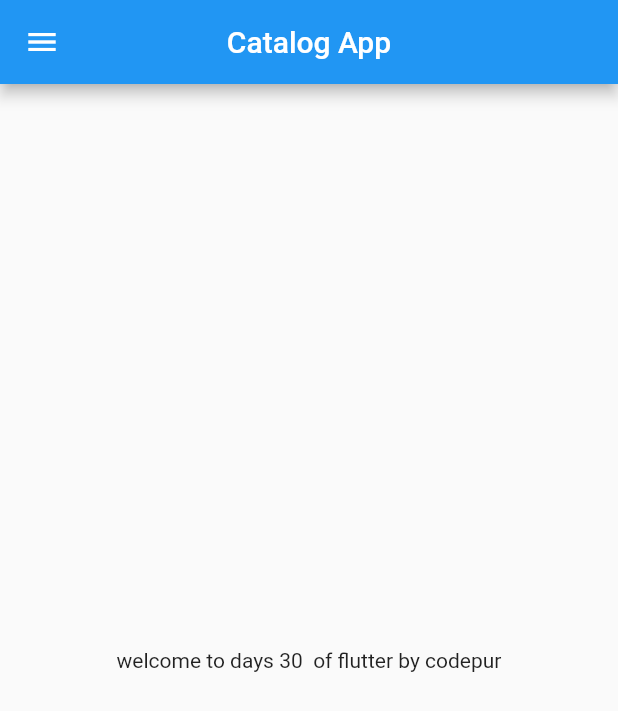
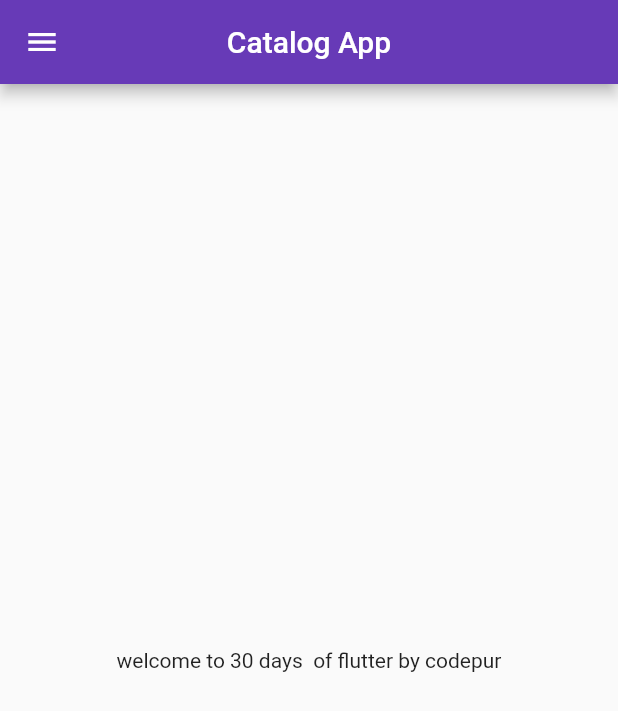
Before and after one commit to NeerajKrcse123/flutter_first_project, a Flutter app: the screen it shows after launch, on a phone screen of 412 x 824 dp. Shown: the top 711 px of the screen. Run offline on Flutter 3.47's test engine with Material 2 defaults, Android fonts, the phone set to English and light mode, and no system bars.

Commit message:
day3 task completed

```diff
--- a/lib/home_page.dart
+++ b/lib/Pages/home_page.dart
@@ -1,8 +1,6 @@
 import "package:flutter/material.dart";
 
 class Homepage extends StatelessWidget {
-// Homepage({super.key});
-
   @override
   Widget build(BuildContext context) {
     final name = "codepur";
@@ -14,7 +12,7 @@ class Homepage extends StatelessWidget {
       ),
       body: Center(
         child: Container(
-          child: Text("welcome to days $days  of flutter by $name"),
+          child: Text("welcome to $days days  of flutter by $name"),
         ),
       ),
       drawer: Drawer(),
--- a/lib/main.dart
+++ b/lib/main.dart
@@ -1,4 +1,5 @@
-import 'package:firstflutterproject/home_page.dart';
+import 'package:firstflutterproject/Pages/home_page.dart';
+import 'package:firstflutterproject/Pages/login_page.dart';
 import 'package:flutter/material.dart';
 
 void main() {
@@ -9,7 +10,14 @@ class MyApp extends StatelessWidget {
   @override
   Widget build(BuildContext context) {
     return MaterialApp(
-      home: Homepage(),
-    );
+        // home: Homepage(),
+        themeMode: ThemeMode.light,
+        theme: ThemeData(primarySwatch: Colors.deepPurple),
+        darkTheme:
+            ThemeData(brightness: Brightness.dark, primarySwatch: Colors.red),
+        routes: {
+          "/": (context) => Homepage(),
+          "/loginpage": (context) => Loginpage(),
+        });
   }
 }
```
Also changed, not shown: lib/Pages/login_page.dart (added, +12 -0 lines).
